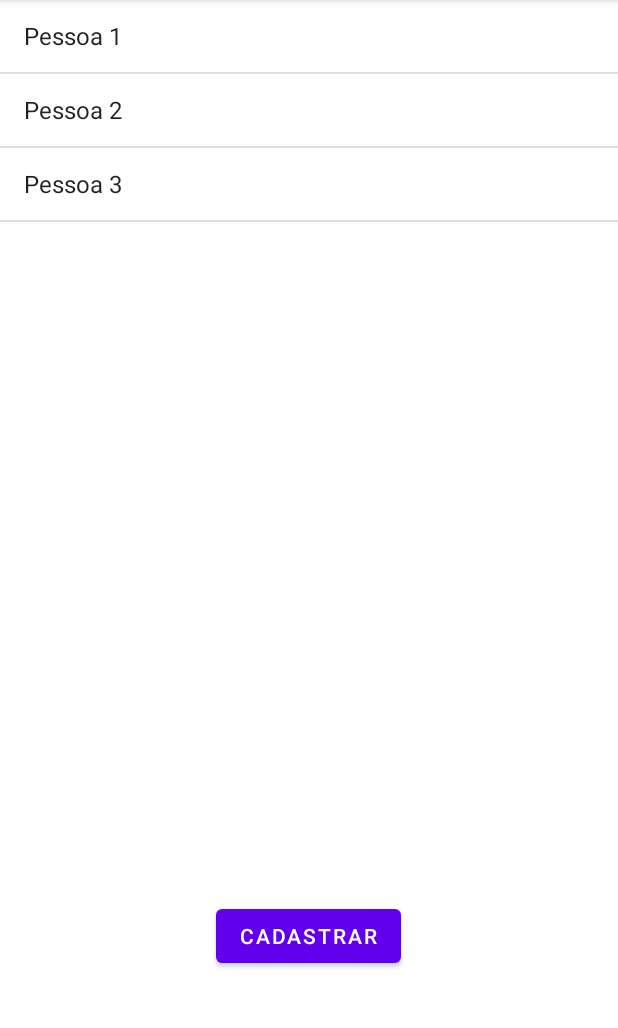
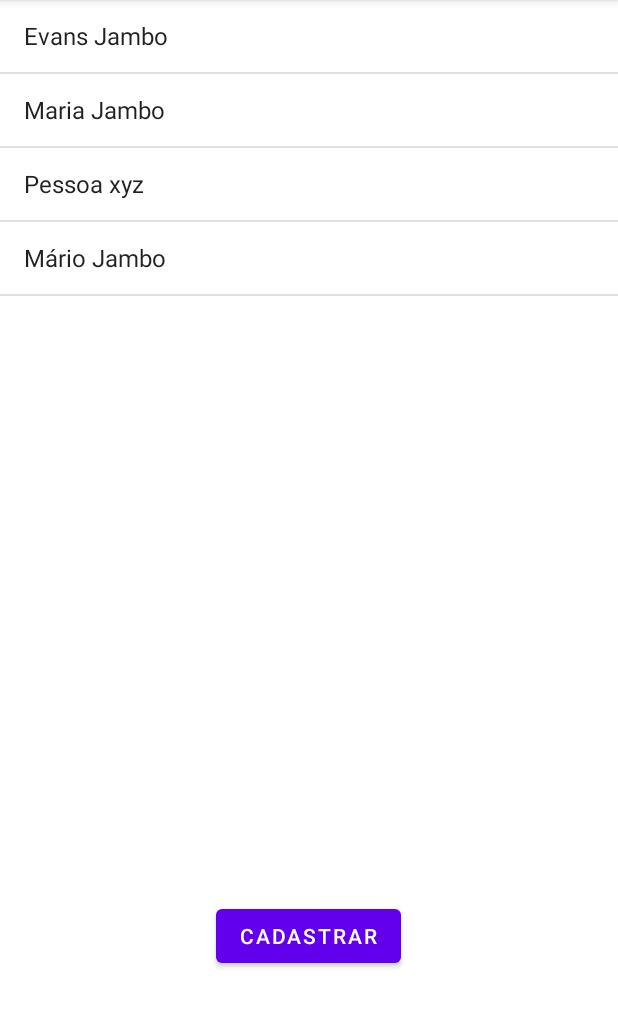
Before and after one commit to MarioJambo/Tl1FormRepos, an Android app: the screen it shows after launch (MainActivity), on a phone screen of 412 x 824 dp, the part 84-1112 px from its top. Run offline under Robolectric (Android 15) with nearby library versions, the phone set to English and light mode, and no system bars.

Commit message:
adicionei com String directa

```diff
--- a/CRUD_treino/app/src/main/java/mz/ac/isutc/i33/crud_treino/MainActivity.java
+++ b/CRUD_treino/app/src/main/java/mz/ac/isutc/i33/crud_treino/MainActivity.java
@@ -45,14 +45,20 @@ public class MainActivity extends AppCompatActivity {
 
     private void InserirDados() {
         try {
+            String p1 ="Mário Jambo";
+            String p2 ="Evans Jambo";
+            String p3 ="Maria Jambo";
+
             bancoDados = openOrCreateDatabase("CrudApp", MODE_PRIVATE, null);
             String sql = "INSERT INTO pessoas (nome) VALUES(?)";
             SQLiteStatement statement = bancoDados.compileStatement(sql);
-            statement.bindString(1, "Pessoa 1");
+            statement.bindString(1, p2);
             statement.executeInsert();
-            statement.bindString(1, "Pessoa 2");
+            statement.bindString(1, p3);
             statement.executeInsert();
-            statement.bindString(1, "Pessoa 3");
+            statement.bindString(1, "Pessoa xyz");
+            statement.executeInsert();
+            statement.bindString(1, p1);
             statement.executeInsert();
             bancoDados.close();
     }catch (Exception e){
```
